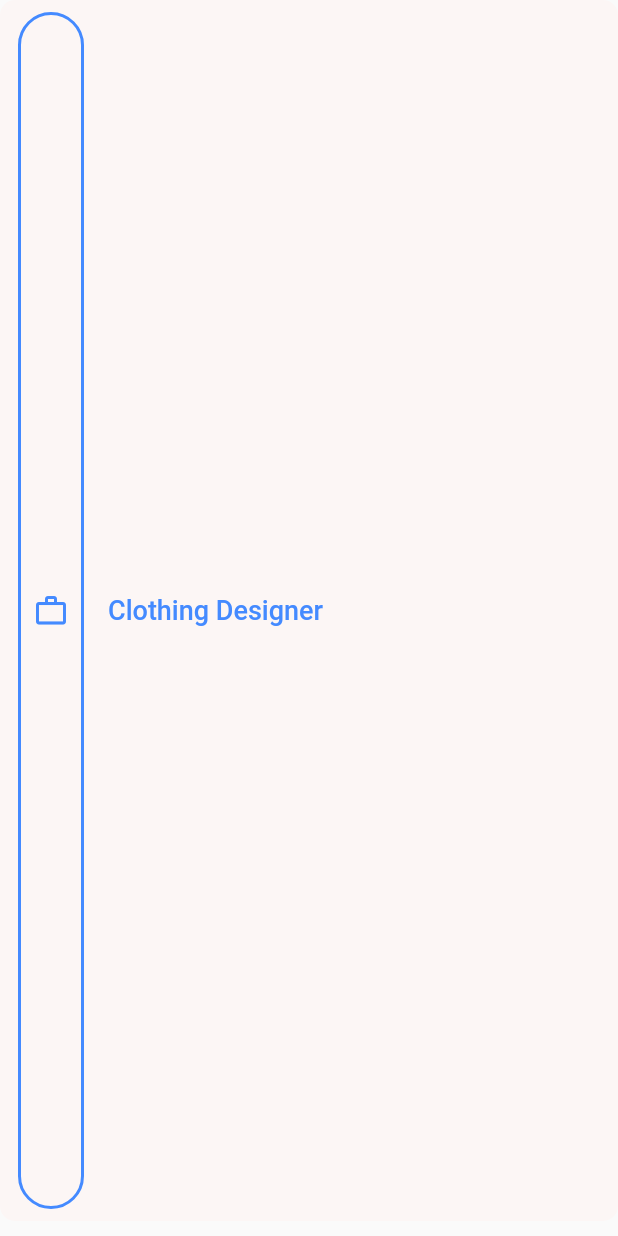
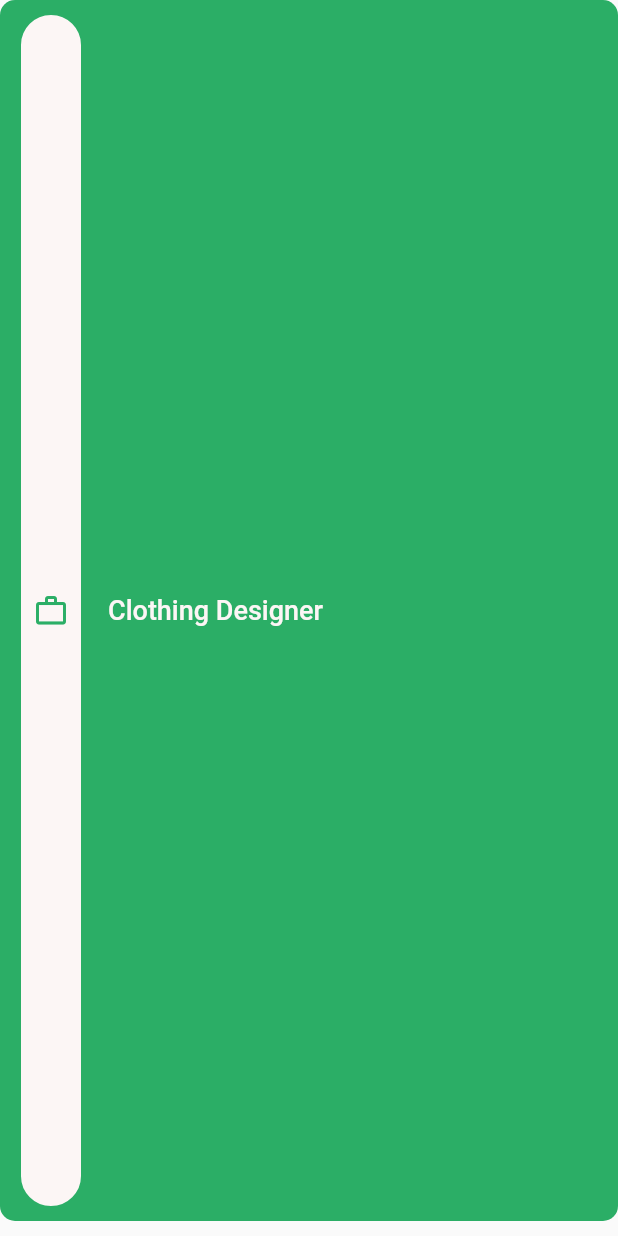
Before and after one commit to Inffinite/Art-School, a Flutter app: the CareerTab widget shown alone on an empty page, opened directly, on a phone screen of 412 x 824 dp. Run offline on Flutter 3.47's test engine with Material 2 defaults, Android fonts, the phone set to English and light mode, and no system bars.

Commit message:
Changes career tabs color schemes

```diff
--- a/lib/widgets/CareerTab.dart
+++ b/lib/widgets/CareerTab.dart
@@ -20,7 +20,7 @@ class CareerTab extends StatelessWidget {
       ),
       decoration: BoxDecoration(
         borderRadius: BorderRadius.circular(10.0),
-        color: kWhiteShade,
+        color: kGreenShade,
       ),
       child: Row(
         mainAxisAlignment: MainAxisAlignment.start,
@@ -31,12 +31,12 @@ class CareerTab extends StatelessWidget {
               color: kWhiteShade,
               borderRadius: BorderRadius.circular(50.0),
               border: Border.all(
-                color: Colors.blueAccent,
+                color: kGreenShade,
                 width: 2.0,
               ),
             ),
             child: Center(
-              child: Icon(Icons.work_outline, color: Colors.blueAccent),
+              child: Icon(Icons.work_outline, color: kGreenShade),
             ),
           ),
           SizedBox(width: 16.0),
@@ -47,7 +47,7 @@ class CareerTab extends StatelessWidget {
               style: TextStyle(
                 fontSize: 18.0,
                 fontWeight: FontWeight.w500,
-                color: Colors.blueAccent,
+                color: kWhiteShade,
               ),
             ),
           ),
```
